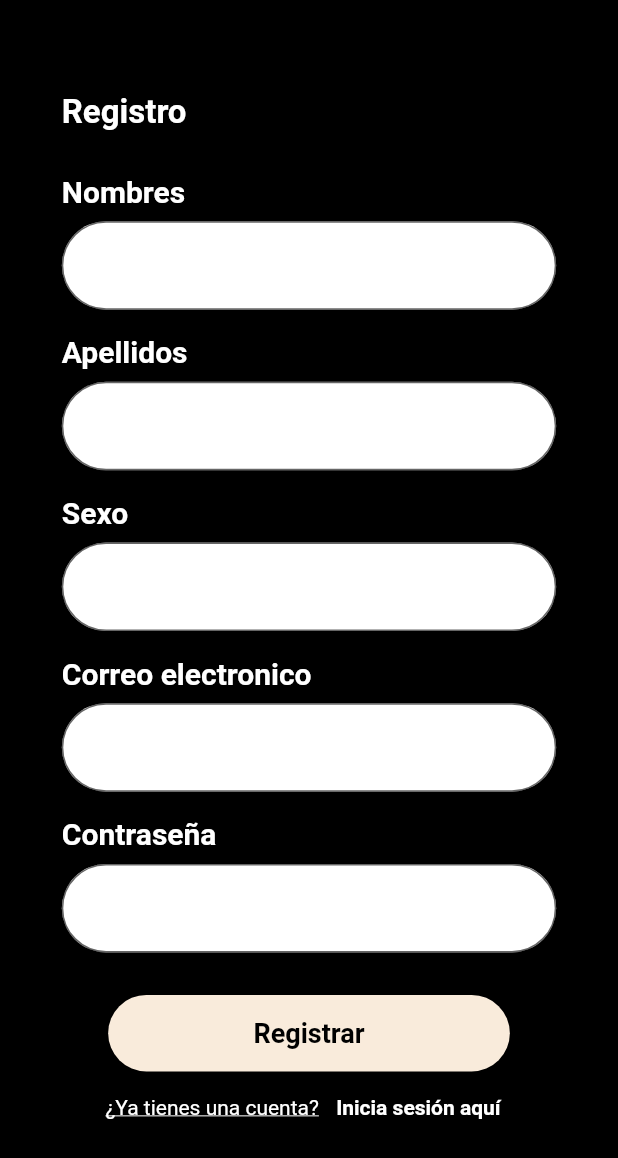
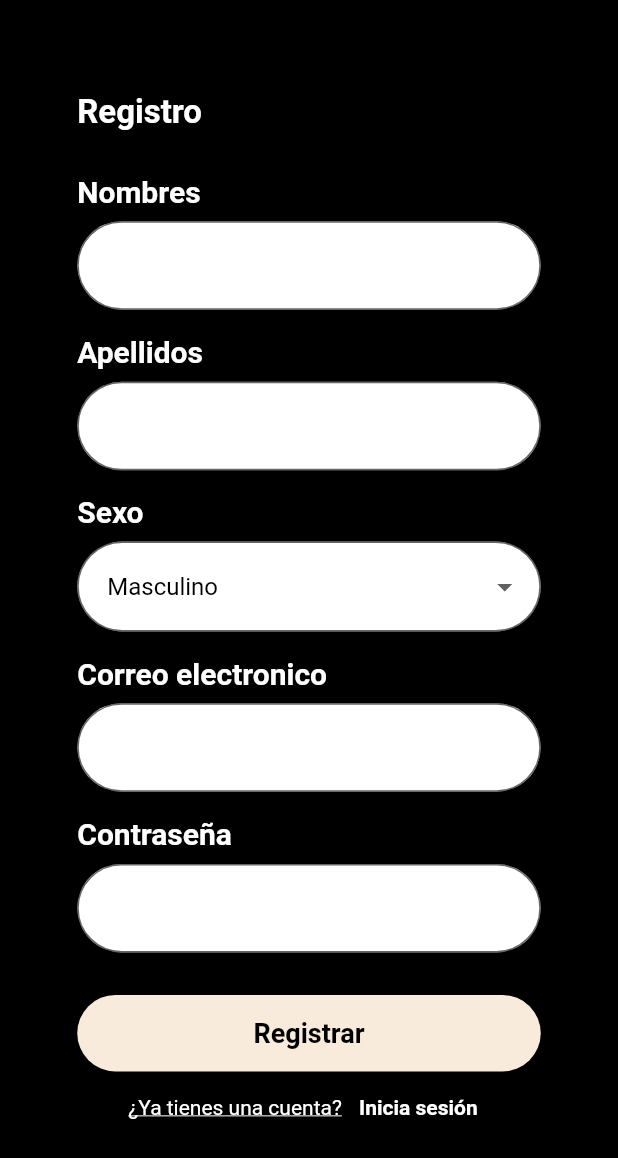
Before and after one commit to RodriCalle/FashionApp, a Flutter app: the screen it shows after launch, after a tap on "Iniciar Sesión", after a tap on "Haz clic aquí", on a phone screen of 412 x 824 dp. Shown: the top 1158 px of the screen. Run offline on Flutter 3.47's test engine with Material 2 defaults, Android fonts, the phone set to English and light mode, and no system bars; our stand-ins replace cloud_firestore, firebase_auth, firebase_core, image_picker, shared_preferences; accounts and stored records are empty; network calls fail.

Commit message:
login and signup working with firebase auth

```diff
--- a/lib/classes/Auth.dart
+++ b/lib/classes/Auth.dart
@@ -9,6 +9,7 @@ class Login {
 }
 
 class Account {
+  String id;
   String names;
   String lastNames;
   String sex;
@@ -16,6 +17,7 @@ class Account {
   String password;
 
   Account({
+    this.id = '',
     this.names = '',
     this.lastNames = '',
     this.sex = '',
--- a/lib/views/LoginPage.dart
+++ b/lib/views/LoginPage.dart
@@ -2,6 +2,9 @@ import 'package:demo_fashion_app/classes/Auth.dart';
 import 'package:demo_fashion_app/components/ScaffoldComponent.dart';
 import 'package:demo_fashion_app/views/SignUpPage.dart';
 import 'package:flutter/material.dart';
+import 'package:firebase_auth/firebase_auth.dart';
+
+import '../utils/utils.dart';
 
 class LoginPage extends StatefulWidget {
   const LoginPage({Key? key}) : super(key: key);
@@ -13,11 +16,36 @@ class LoginPage extends StatefulWidget {
 class _LoginPageState extends State<LoginPage> {
   final _formKey = GlobalKey<FormState>(); // GlobalKey para el formulario
   Login loginData = new Login();
+  final FirebaseAuth _auth = FirebaseAuth.instance;
 
   final OutlineInputBorder border = OutlineInputBorder(
     borderRadius: BorderRadius.circular(30),
     borderSide: BorderSide(color: Colors.black),
   );
+
+  void _login() async {
+    if (_formKey.currentState!.validate()) {
+      _formKey.currentState!.save();
+
+      try {
+        UserCredential userCredential = await _auth.signInWithEmailAndPassword(
+          email: loginData.email,
+          password: loginData.password,
+        );
+
+        // El inicio de sesión fue exitoso, puedes realizar acciones adicionales o navegar a otra página.
+        print("Inicio de sesión exitoso: ${userCredential.user!.uid}");
+
+
+        Navigator.push(
+          context,
+          MaterialPageRoute(builder: (context) => ScaffoldComponent()),
+        );
+      } catch (e) {
+        showOverlay(context, e.toString(), Colors.red);
+      }
+    }
+  }
 
   @override
   Widget build(BuildContext context) {
@@ -135,15 +163,7 @@ class _LoginPageState extends State<LoginPage> {
                                 fontWeight: FontWeight.bold,
                                 fontSize: 18)),
                       ),
-                      onPressed: () {
-                        if (_formKey.currentState!.validate()) {
-                          _formKey.currentState!.save();
-                          Navigator.push(
-                            context,
-                            MaterialPageRoute(builder: (context) => ScaffoldComponent()),
-                          );
-                        }
-                      }),
+                      onPressed: _login),
                 ),
                 Row(
                   mainAxisAlignment: MainAxisAlignment.center,
--- a/lib/views/SignUpPage.dart
+++ b/lib/views/SignUpPage.dart
@@ -1,6 +1,9 @@
 import 'package:demo_fashion_app/classes/Auth.dart';
 import 'package:demo_fashion_app/views/LoginPage.dart';
 import 'package:flutter/material.dart';
+
+import 'package:firebase_auth/firebase_auth.dart';
+import 'package:cloud_firestore/cloud_firestore.dart';
 
 class SignUpPage extends StatefulWidget {
   const SignUpPage({Key? key}) : super(key: key);
@@ -24,7 +27,47 @@ class _SignUpPageState extends State<SignUpPage> {
     fontWeight: FontWeight.w600,
   );
 
+  List<String> options = [
+    'Masculino',
+    'Femenino',
+    'Prefiero no decirlo',
+  ];
+
   final double heightTextFormField = 0.13;
+
+  void _signUp() async {
+    if (_formKey.currentState!.validate()) {
+      _formKey.currentState!.save();
+
+      try {
+        UserCredential userCredential =
+            await FirebaseAuth.instance.createUserWithEmailAndPassword(
+          email: accountData.email,
+          password: accountData.password,
+        );
+
+        print(userCredential);
+
+        await FirebaseFirestore.instance
+            .collection('users')
+            .doc(userCredential.user!.uid)
+            .set({
+          'names': accountData.names,
+          'lastNames': accountData.lastNames,
+          'sex': accountData.sex,
+          'photoUrl':
+              "https://icon-library.com/images/default-profile-icon/default-profile-icon-24.jpg"
+        });
+
+        Navigator.push(
+          context,
+          MaterialPageRoute(builder: (context) => LoginPage()),
+        );
+      } catch (e) {
+        print("Error durante el registro: $e");
+      }
+    }
+  }
 
   @override
   Widget build(BuildContext context) {
@@ -43,15 +86,18 @@ class _SignUpPageState extends State<SignUpPage> {
               children: [
                 Container(
                   margin: EdgeInsets.fromLTRB(0, 0, 0, 20),
-                  width: bodyWidth * 0.8,
-                  child: Text("Registro", style: TextStyle(color: Colors.white, fontSize: 22, fontWeight: FontWeight.bold)),
+                  width: bodyWidth * 0.75,
+                  child: Text("Registro",
+                      style: TextStyle(
+                          color: Colors.white,
+                          fontSize: 22,
+                          fontWeight: FontWeight.bold)),
                 ),
                 Column(
                   mainAxisAlignment: MainAxisAlignment.spaceBetween,
                   children: [
-
                     Container(
-                      width: bodyWidth * 0.8,
+                      width: bodyWidth * 0.75,
                       height: bodyHeight * heightTextFormField,
                       child: Column(
                         mainAxisAlignment: MainAxisAlignment.spaceEvenly,
@@ -93,7 +139,7 @@ class _SignUpPageState extends State<SignUpPage> {
                       ),
                     ),
                     Container(
-                      width: bodyWidth * 0.8,
+                      width: bodyWidth * 0.75,
                       height: bodyHeight * heightTextFormField,
                       child: Column(
                         mainAxisAlignment: MainAxisAlignment.spaceEvenly,
@@ -135,7 +181,7 @@ class _SignUpPageState extends State<SignUpPage> {
                       ),
                     ),
                     Container(
-                      width: bodyWidth * 0.8,
+                      width: bodyWidth * 0.75,
                       height: bodyHeight * heightTextFormField,
                       child: Column(
                         mainAxisAlignment: MainAxisAlignment.spaceEvenly,
@@ -148,30 +194,38 @@ class _SignUpPageState extends State<SignUpPage> {
                               ),
                             ],
                           ),
-                          TextFormField(
-                            cursorColor: Colors.black,
-                            style: TextStyle(
-                              color: Colors.black,
-                            ),
-                            decoration: InputDecoration(
-                              filled: true,
-                              fillColor: Colors.white,
-                              border: border,
-                              contentPadding: EdgeInsets.symmetric(
-                                  horizontal: 20, vertical: 20),
-                              focusedBorder: border,
-                              errorBorder: border,
-                              errorStyle: TextStyle(color: Colors.red),
-                            ),
-                            onSaved: (value) {
-                              accountData.sex = value!;
-                            },
-                          ),
+                          DropdownButtonFormField<String>(
+                              value: options.first,
+                              focusColor: Colors.white,
+                              onChanged: (newValue) {
+                                setState(() {
+                                  accountData.sex = newValue!;
+                                });
+                              },
+                              items: options.map<DropdownMenuItem<String>>(
+                                  (String value) {
+                                return DropdownMenuItem<String>(
+                                  value: value,
+                                  child: Text(value),
+                                );
+                              }).toList(),
+                              style:
+                                  TextStyle(color: Colors.black, fontSize: 16),
+                              decoration: InputDecoration(
+                                border: border,
+                                focusedBorder: border,
+                                errorBorder: border,
+                                fillColor: Colors.white,
+                                filled: true,
+                                contentPadding: EdgeInsets.symmetric(
+                                    horizontal: 20, vertical: 18),
+                              ),
+                              borderRadius: BorderRadius.circular(30)),
                         ],
                       ),
                     ),
                     Container(
-                      width: bodyWidth * 0.8,
+                      width: bodyWidth * 0.75,
                       height: bodyHeight * heightTextFormField,
                       child: Column(
                         mainAxisAlignment: MainAxisAlignment.spaceEvenly,
@@ -213,7 +267,7 @@ class _SignUpPageState extends State<SignUpPage> {
                       ),
                     ),
                     Container(
-                      width: bodyWidth * 0.8,
+                      width: bodyWidth * 0.75,
                       height: bodyHeight * heightTextFormField,
                       child: Column(
                         mainAxisAlignment: MainAxisAlignment.spaceEvenly,
@@ -255,12 +309,11 @@ class _SignUpPageState extends State<SignUpPage> {
                         ],
                       ),
                     ),
-
                   ],
                 ),
                 Container(
                   margin: EdgeInsets.fromLTRB(0, 20, 0, 0),
-                  width: bodyWidth * 0.65,
+                  width: bodyWidth * 0.75,
                   child: MaterialButton(
                       color: Color.fromRGBO(249, 235, 219, 1),
                       shape: RoundedRectangleBorder(
@@ -274,20 +327,19 @@ class _SignUpPageState extends State<SignUpPage> {
                                 fontWeight: FontWeight.bold,
                                 fontSize: 18)),
                       ),
-                      onPressed: () {
-                        if (_formKey.currentState!.validate()) {
-                          _formKey.currentState!.save();
-                        }
-                      }),
+                      onPressed: _signUp
+                  ),
                 ),
                 Row(
                   mainAxisAlignment: MainAxisAlignment.center,
                   children: [
                     const Text("¿Ya tienes una cuenta?",
-                        style: TextStyle(decoration: TextDecoration.underline, color: Colors.white)),
+                        style: TextStyle(
+                            decoration: TextDecoration.underline,
+                            color: Colors.white)),
                     TextButton(
                       child: const Text(
-                        " Inicia sesión aquí",
+                        " Inicia sesión",
                         style: TextStyle(
                             fontWeight: FontWeight.bold, color: Colors.white),
                       ),
--- a/pubspec.yaml
+++ b/pubspec.yaml
@@ -37,6 +37,9 @@ dependencies:
   image_picker: ^0.8.7+1
   path_provider: ^2.0.14
   firebase_auth: ^4.7.3
+  cloud_firestore: ^4.8.5
+  firebase_core: ^2.15.1
+  shared_preferences: ^2.2.0
 
 dev_dependencies:
   flutter_test:
```
Also changed, not shown: lib/utils/shared_preferences_utils.dart (added, +28 -0 lines), lib/utils/utils.dart (added, +39 -0 lines), pubspec.lock, 2 other files.
